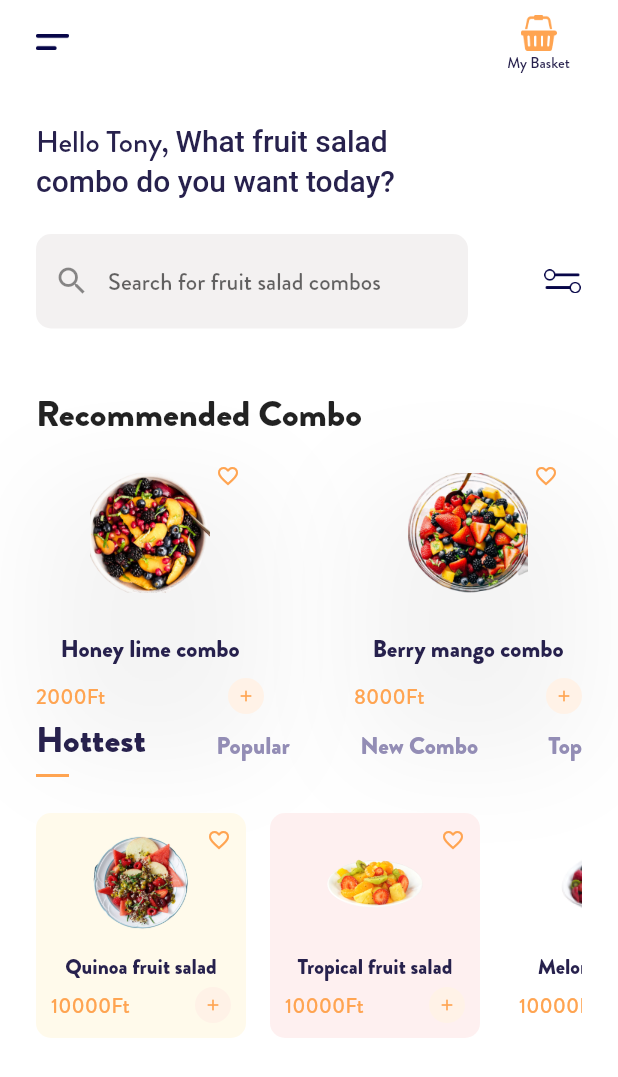
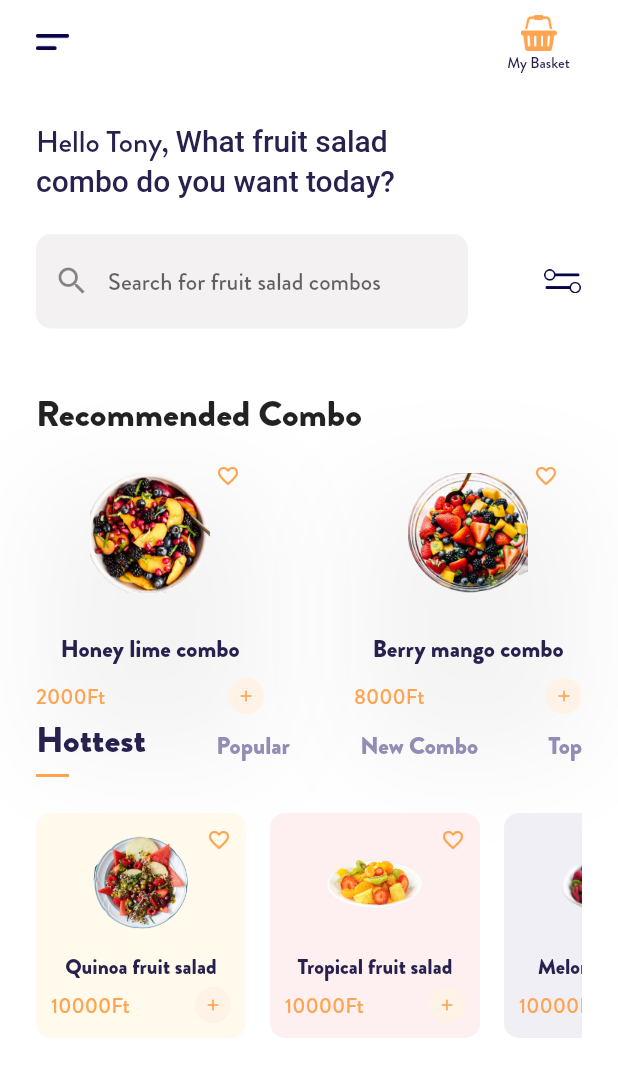
Before and after one commit to BulcsuFarmasi/fruit_hub, a Flutter app: the screen it shows after launch, after a tap on "Products", on a phone screen of 412 x 824 dp. Shown: the top 1077 px of the screen. Run offline on Flutter 3.47's test engine with Material 2 defaults, Android fonts, the phone set to English and light mode, and no system bars; our stand-ins replace dotted_line.

Commit message:
reorganize folder structure

```diff
--- a/lib/app_colors.dart
+++ /dev/null
@@ -1,6 +0,0 @@
-import 'package:flutter/material.dart';
-
-const textColor = Color(0xFF27214D);
-const borderColor = Color(0xFF333333);
-const activeColor = Color(0xFFFFF2E7);
-const inputColor = Color(0xFFF3F1F1);
--- a/lib/app_decorations.dart
+++ /dev/null
@@ -1,12 +0,0 @@
-import 'package:flutter/material.dart';
-import 'package:fruit_hub/app_colors.dart';
-
-const inputDecoration = InputDecoration(
-    enabledBorder: OutlineInputBorder(
-        borderSide: BorderSide.none,
-        borderRadius: BorderRadius.all(Radius.circular(10))),
-    focusedBorder: OutlineInputBorder(
-        borderSide: BorderSide.none,
-        borderRadius: BorderRadius.all(Radius.circular(10))),
-    fillColor: inputColor,
-    filled: true);
--- a/lib/home_screen.dart
+++ b/lib/features/home/screens/home_screen.dart
@@ -1,11 +1,11 @@
 import 'package:flutter/material.dart';
-import 'package:fruit_hub/app_routes.dart';
+import 'package:fruit_hub/shared/app_routes.dart';
 
 class HomeScreen extends StatelessWidget {
   HomeScreen({Key? key}) : super(key: key);
 
   final homeButtons = [
-    HomeButtonDetail('Food Detail', AppRoute.foodDetail),
+    HomeButtonDetail('Product Detail', AppRoute.productDetail),
     HomeButtonDetail('Welcome', AppRoute.welcome),
     HomeButtonDetail('Basket', AppRoute.basket),
     HomeButtonDetail('Successful Order', AppRoute.successfulOrder),
@@ -16,7 +16,7 @@ class HomeScreen extends StatelessWidget {
   @override
   Widget build(BuildContext context) {
     return Scaffold(
-        appBar: AppBar(title: Text('Fruit Bar Demo'),),
+        appBar: AppBar(title: const Text('Fruit Bar Demo'),),
         body: Column(
             children: homeButtons.map((homeButton) =>  ElevatedButton(
                 onPressed: () {
--- a/lib/products_screen.dart
+++ b/lib/features/products/screens/products_screen.dart
@@ -1,8 +1,7 @@
 import 'package:flutter/material.dart';
-import 'package:fruit_hub/app_colors.dart';
-import 'package:fruit_hub/app_decorations.dart';
-import 'package:fruit_hub/product.dart';
-import 'package:fruit_hub/recommended_product.dart';
+import 'package:fruit_hub/shared/app_colors.dart';
+import 'package:fruit_hub/features/products/widgets/product.dart';
+import 'package:fruit_hub/features/products/widgets/recommended_product.dart';
 
 class ProductsScreen extends StatelessWidget {
   const ProductsScreen({Key? key}) : super(key: key);
@@ -33,7 +32,7 @@ class ProductsScreen extends StatelessWidget {
                 ),
                 const Text(
                   'My Basket',
-                  style: TextStyle(color: textColor, fontSize: 10),
+                  style: TextStyle(color: AppColors.textColor, fontSize: 10),
                 ),
               ],
             ),
@@ -51,7 +50,7 @@ class ProductsScreen extends StatelessWidget {
                   text: const TextSpan(
                       style: TextStyle(
                           fontSize: 20,
-                          color: textColor,
+                          color: AppColors.textColor,
                           fontFamily: 'Brandon'),
                       children: [
                     TextSpan(text: 'Hello Tony, '),
@@ -60,16 +59,16 @@ class ProductsScreen extends StatelessWidget {
                         style: TextStyle(fontWeight: FontWeight.w500))
                   ])),
             ),
-            SizedBox(
+            const SizedBox(
               height: 24,
             ),
             Row(
               mainAxisAlignment: MainAxisAlignment.spaceBetween,
               children: [
-                SizedBox(
+                const SizedBox(
                     width: 288,
                     child: TextField(
-                      decoration: inputDecoration.copyWith(
+                      decoration: InputDecoration(
                           prefixIcon: Icon(Icons.search),
                           hintText: 'Search for fruit salad combos'),
                     )),
@@ -80,10 +79,10 @@ class ProductsScreen extends StatelessWidget {
                 )
               ],
             ),
-            SizedBox(
+            const SizedBox(
               height: 40,
             ),
-            Text(
+            const Text(
               'Recommended Combo',
               style: TextStyle(fontSize: 24, fontWeight: FontWeight.w500),
             ),
@@ -108,11 +107,11 @@ class ProductsScreen extends StatelessWidget {
                 Column(
                   crossAxisAlignment: CrossAxisAlignment.start,
                   children: [
-                    Text(
+                    const Text(
                       'Hottest',
                       style: TextStyle(
                           fontSize: 24,
-                          color: textColor,
+                          color: AppColors.textColor,
                           fontWeight: FontWeight.w500),
                     ),
                     Container(
@@ -140,7 +139,7 @@ class ProductsScreen extends StatelessWidget {
                 )
               ],
             ),
-            SizedBox(height: 24,),
+            const SizedBox(height: 24,),
             SizedBox(
               height: 150,
               child: ListView(
@@ -151,7 +150,7 @@ class ProductsScreen extends StatelessWidget {
                           name: 'Quinoa fruit salad',
                           price: 10000,
                           imagePath: 'assets/images/quinoa.png'),
-                      backgroundColor: Color(0xFFFFFAEB)),
+                      backgroundColor: const Color(0xFFFFFAEB)),
                   Padding(
                     padding: const EdgeInsets.symmetric(horizontal: 16),
                     child: ProductView(
@@ -159,14 +158,14 @@ class ProductsScreen extends StatelessWidget {
                             name: 'Tropical fruit salad',
                             price: 10000,
                             imagePath: 'assets/images/tropical.png'),
-                        backgroundColor: Color(0xFFFEF0F0)),
+                        backgroundColor: const Color(0xFFFEF0F0)),
                   ),
                   ProductView(
                       product: Product(
                           name: 'Melon fruit salad',
                           price: 10000,
                           imagePath: 'assets/images/melon.png'),
-                      backgroundColor: Color(0xF1EFF6)),
+                      backgroundColor: const Color(0xFFF1EFF6)),
                 ],
               ),
             )
--- a/lib/product.dart
+++ b/lib/features/products/widgets/product.dart
@@ -1,6 +1,6 @@
 import 'package:flutter/material.dart';
-import 'package:fruit_hub/app_colors.dart';
-import 'package:fruit_hub/recommended_product.dart';
+import 'package:fruit_hub/shared/app_colors.dart';
+import 'package:fruit_hub/features/products/widgets/recommended_product.dart';
 
 class ProductView extends StatefulWidget {
   const ProductView(
@@ -28,7 +28,7 @@ class _ProductState extends State<ProductView> {
     return Container(
         width: 140,
         height: 150,
-        padding: EdgeInsets.all(10),
+        padding: const EdgeInsets.all(10),
         decoration: BoxDecoration(
             borderRadius: BorderRadius.circular(10),
             color: widget.backgroundColor),
@@ -58,19 +58,19 @@ class _ProductState extends State<ProductView> {
                 ],
               ),
             ),
-            SizedBox(
+            const SizedBox(
               height: 8,
             ),
             Align(
                 alignment: Alignment.center,
                 child: Text(
                   widget.product.name,
-                  style: TextStyle(
-                      color: textColor,
+                  style: const TextStyle(
+                      color: AppColors.textColor,
                       fontSize: 14,
                       fontWeight: FontWeight.w500),
                 )),
-            SizedBox(
+            const SizedBox(
               height: 4,
             ),
             Row(
@@ -83,9 +83,9 @@ class _ProductState extends State<ProductView> {
                       color: Theme.of(context).colorScheme.primary),
                 ),
                 Container(
-                  decoration: BoxDecoration(
+                  decoration: const BoxDecoration(
                     shape: BoxShape.circle,
-                    color: activeColor,
+                    color: AppColors.activeColor,
                   ),
                   width: 24,
                   height: 24,
--- a/lib/recommended_product.dart
+++ b/lib/features/products/widgets/recommended_product.dart
@@ -1,6 +1,5 @@
 import 'package:flutter/material.dart';
-import 'package:fruit_hub/app_colors.dart';
-import 'package:fruit_hub/main.dart';
+import 'package:fruit_hub/shared/app_colors.dart';
 
 class RecommendedProduct extends StatefulWidget {
   const RecommendedProduct({required this.product, Key? key}) : super(key: key);
@@ -27,8 +26,8 @@ class _RecommendedProductState extends State<RecommendedProduct> {
         width: 152,
         height: 183,
         decoration:
-            BoxDecoration(borderRadius: BorderRadius.circular(16), boxShadow: [
-          BoxShadow(
+            BoxDecoration(borderRadius: BorderRadius.circular(16), boxShadow: const [
+         BoxShadow(
               color: Color(0x0D202020), offset: Offset(2, 30), blurRadius: 60),
         ]),
         child: Column(
@@ -59,19 +58,19 @@ class _RecommendedProductState extends State<RecommendedProduct> {
                 ],
               ),
             ),
-            SizedBox(
+            const SizedBox(
               height: 8,
             ),
             Align(
                 alignment: Alignment.center,
                 child: Text(
                   widget.product.name,
-                  style: TextStyle(
-                      color: textColor,
+                  style: const TextStyle(
+                      color: AppColors.textColor,
                       fontSize: 16,
                       fontWeight: FontWeight.w500),
                 )),
-            SizedBox(
+            const SizedBox(
               height: 8,
             ),
             Row(
@@ -84,9 +83,9 @@ class _RecommendedProductState extends State<RecommendedProduct> {
                       color: Theme.of(context).colorScheme.primary),
                 ),
                 Container(
-                  decoration: BoxDecoration(
+                  decoration: const BoxDecoration(
                     shape: BoxShape.circle,
-                    color: activeColor,
+                    color: AppColors.activeColor,
                   ),
                   width: 24,
                   height: 24,
--- a/lib/main.dart
+++ b/lib/main.dart
@@ -1,12 +1,13 @@
 import 'package:flutter/material.dart';
-import 'package:fruit_hub/app_routes.dart';
-import 'package:fruit_hub/basket_screen.dart';
-import 'package:fruit_hub/product_detail_screen.dart';
-import 'package:fruit_hub/home_screen.dart';
-import 'package:fruit_hub/order_tracking_screen.dart';
-import 'package:fruit_hub/products_screen.dart';
-import 'package:fruit_hub/successful_order.dart';
-import 'package:fruit_hub/welcome_screen.dart';
+import 'package:fruit_hub/shared/app_routes.dart';
+import 'package:fruit_hub/features/basket/screens/basket_screen.dart';
+import 'package:fruit_hub/features/product_detail/screens/product_detail_screen.dart';
+import 'package:fruit_hub/features/home/screens/home_screen.dart';
+import 'package:fruit_hub/features/order_tracking/screens/order_tracking_screen.dart';
+import 'package:fruit_hub/features/products/screens/products_screen.dart';
+import 'package:fruit_hub/features/successful_order/screens/successful_order.dart';
+import 'package:fruit_hub/features/welcome/screens/welcome_screen.dart';
+import 'package:fruit_hub/shared/app_colors.dart';
 
 void main() {
   runApp(const App());
@@ -21,7 +22,7 @@ class App extends StatelessWidget {
     return MaterialApp(
       title: 'Fruit Hub',
       theme: ThemeData(
-        primarySwatch: texasrose,
+        primarySwatch: AppColors.primaryColor,
         fontFamily: 'Brandon',
         elevatedButtonTheme: ElevatedButtonThemeData(
             style: ElevatedButton.styleFrom(
@@ -30,8 +31,10 @@ class App extends StatelessWidget {
                 elevation: 0.0)),
         outlinedButtonTheme: OutlinedButtonThemeData(
             style: OutlinedButton.styleFrom(
-                side: BorderSide(color: texasrose.shade500),
-                textStyle: const TextStyle(fontFamily: 'Brandon', fontSize: 16, fontWeight: FontWeight.w500),)),
+          side: BorderSide(color: AppColors.primaryColor.shade500),
+          textStyle: const TextStyle(
+              fontFamily: 'Brandon', fontSize: 16, fontWeight: FontWeight.w500),
+        )),
         appBarTheme: const AppBarTheme(
             foregroundColor: Colors.white,
             elevation: 0.0,
@@ -40,41 +43,29 @@ class App extends StatelessWidget {
                 fontWeight: FontWeight.w500,
                 fontFamily: 'Brandon',
                 fontSize: 24)),
+        inputDecorationTheme: const InputDecorationTheme(
+            enabledBorder: OutlineInputBorder(
+                borderSide: BorderSide.none,
+                borderRadius: BorderRadius.all(Radius.circular(10))),
+            focusedBorder: OutlineInputBorder(
+                borderSide: BorderSide.none,
+                borderRadius: BorderRadius.all(Radius.circular(10))),
+            fillColor: AppColors.inputColor,
+            filled: true),
       ),
       home: HomeScreen(),
       routes: {
-        "${AppRoute.foodDetail}": (BuildContext context) =>
+        "${AppRoute.productDetail}": (BuildContext context) =>
             const ProductDetailScreen(),
         "${AppRoute.welcome}": (BuildContext context) => const WelcomeScreen(),
         "${AppRoute.basket}": (BuildContext context) => BasketScreen(),
-        "${AppRoute.successfulOrder}": (BuildContext context) => const SuccessfulOrderScreen(),
-        "${AppRoute.orderTracking}": (BuildContext context) => const OrderTrackingScreen(),
-        "${AppRoute.products}": (BuildContext context) => const ProductsScreen(),
+        "${AppRoute.successfulOrder}": (BuildContext context) =>
+            const SuccessfulOrderScreen(),
+        "${AppRoute.orderTracking}": (BuildContext context) =>
+            const OrderTrackingScreen(),
+        "${AppRoute.products}": (BuildContext context) =>
+            const ProductsScreen(),
       },
     );
   }
 }
-
-const MaterialColor texasrose =
-    MaterialColor(_texasrosePrimaryValue, <int, Color>{
-  50: Color(0xFFFFF4EA),
-  100: Color(0xFFFFE4CB),
-  200: Color(0xFFFFD2A8),
-  300: Color(0xFFFFBF85),
-  400: Color(0xFFFFB26B),
-  500: Color(_texasrosePrimaryValue),
-  600: Color(0xFFFF9C4A),
-  700: Color(0xFFFF9240),
-  800: Color(0xFFFF8937),
-  900: Color(0xFFFF7827),
-});
-const int _texasrosePrimaryValue = 0xFFFFA451;
-
-const MaterialColor texasroseAccent =
-    MaterialColor(_texasroseAccentValue, <int, Color>{
-  100: Color(0xFFFFFFFF),
-  200: Color(_texasroseAccentValue),
-  400: Color(0xFFFFE3D4),
-  700: Color(0xFFFFD3BB),
-});
-const int _texasroseAccentValue = 0xFFFFFFFF;
--- /dev/null
+++ b/lib/shared/app_colors.dart
@@ -0,0 +1,25 @@
+import 'package:flutter/material.dart';
+
+class AppColors {
+
+static const textColor = Color(0xFF27214D);
+static const borderColor = Color(0xFF333333);
+static const activeColor = Color(0xFFFFF2E7);
+static const inputColor = Color(0xFFF3F1F1);
+
+static const MaterialColor primaryColor =
+MaterialColor(_primaryValue, <int, Color>{
+  50: Color(0xFFFFF4EA),
+  100: Color(0xFFFFE4CB),
+  200: Color(0xFFFFD2A8),
+  300: Color(0xFFFFBF85),
+  400: Color(0xFFFFB26B),
+  500: Color(_primaryValue),
+  600: Color(0xFFFF9C4A),
+  700: Color(0xFFFF9240),
+  800: Color(0xFFFF8937),
+  900: Color(0xFFFF7827),
+});
+static const int _primaryValue = 0xFFFFA451;
+
+}
--- a/lib/app_routes.dart
+++ b/lib/shared/app_routes.dart
@@ -1,6 +1,6 @@
 enum AppRoute {
 
-  foodDetail('/food-detail'),
+  productDetail('/product-detail'),
   welcome('/welcome'),
   basket('/basket'),
   successfulOrder('/successful-order'),
--- a/lib/custom_back_button.dart
+++ b/lib/shared/widgets/custom_back_button.dart
@@ -1,5 +1,5 @@
 import 'package:flutter/material.dart';
-import 'package:fruit_hub/app_colors.dart';
+import 'package:fruit_hub/shared/app_colors.dart';
 
 class CustomBackButton extends StatelessWidget {
   const CustomBackButton({
@@ -17,7 +17,7 @@ class CustomBackButton extends StatelessWidget {
       style: ElevatedButton.styleFrom(
           padding: const EdgeInsets.all(6),
           primary: Colors.white,
-          onPrimary: textColor,
+          onPrimary: AppColors.textColor,
           shape: const RoundedRectangleBorder(
               borderRadius: BorderRadius.all(Radius.circular(100)))),
     );
```
Also changed, not shown: lib/features/basket/screens/basket_screen.dart (renamed from lib/basket_screen.dart, +15 -15 lines), lib/features/basket/widgets/card_info.dart (renamed from lib/card_info.dart, +8 -11 lines), lib/features/basket/widgets/shipping_info.dart (renamed from lib/shipping_info.dart, +5 -6 lines), lib/features/order_tracking/screens/order_tracking_screen.dart (renamed from lib/order_tracking_screen.dart, +8 -8 lines), lib/features/product_detail/screens/product_detail_screen.dart (renamed from lib/product_detail_screen.dart, +9 -46 lines), lib/features/product_detail/widgets/favorite_icon.dart (added, +40 -0 lines), lib/features/product_detail/widgets/price_block.dart (renamed from lib/price_block.dart, +4 -37 lines), lib/features/product_detail/widgets/quantity_stepper.dart (added, +35 -0 lines), lib/features/welcome/screens/welcome_screen.dart (renamed from lib/welcome_screen.dart, +6 -8 lines), lib/features/successful_order/screens/successful_order.dart (renamed from lib/successful_order.dart).
